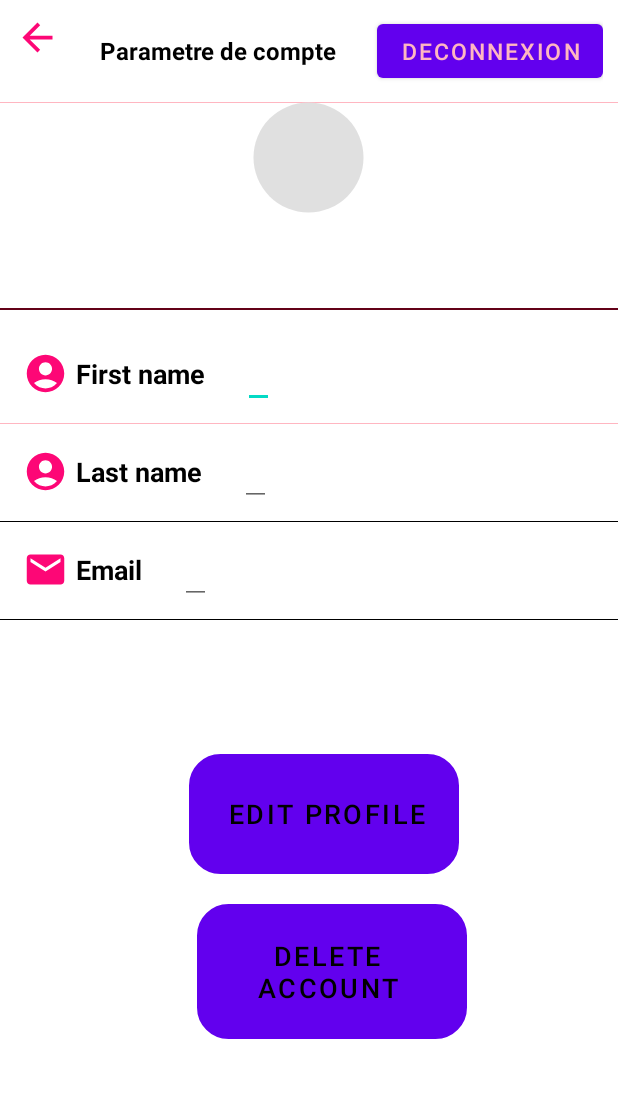
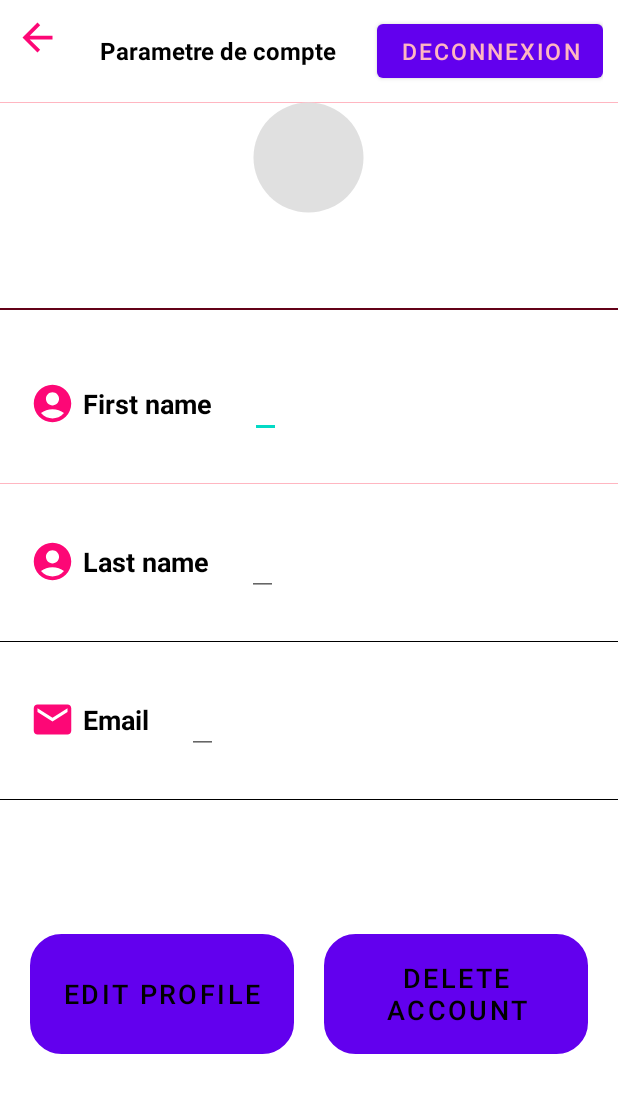
Before and after one commit to LDiaks01/World_Recipes, an Android app: the layout fragment_profile_fragment.xml on its own in the app's theme, with its tools: preview values and no code run, on a phone screen of 412 x 824 dp. Shown: the top 1093 px of the screen. Run offline under Robolectric (Android 15) with nearby library versions, the phone set to English and light mode, and no system bars; plain views replace CircularImageView.

Commit message:
----- Remake des pages de profil et d'ajout des recettes.
------- La langue s'adapte désormais en fonction de la langue du système .

```diff
--- a/app/build.gradle
+++ b/app/build.gradle
@@ -12,7 +12,7 @@ android {
 
     defaultConfig {
         applicationId "com.example.worldrecipes"
-        minSdk 21
+        minSdk 32
         targetSdk 33
         versionCode 1
         versionName "1.0"
--- a/app/src/main/AndroidManifest.xml
+++ b/app/src/main/AndroidManifest.xml
@@ -7,10 +7,15 @@
     <uses-permission android:name="android.permission.USE_FINGERPRINT" />
     <uses-permission android:name="android.permission.CAMERA" />
     <uses-permission android:name="android.permission.WRITE_EXTERNAL_STORAGE" />
+    <uses-permission android:name="android.permission.READ_EXTERNAL_STORAGE" />
     <uses-permission android:name="android.permission.INTERNET" />
     <uses-permission android:name="android.permission.ACCESS_NETWORK_STATE" />
     <uses-permission android:name="android.permission.VIBRATE" />
     <uses-permission android:name="android.permission.FOREGROUND_SERVICE" />
+
+    <uses-feature android:name="android.hardware.camera"
+        android:required="true" />
+
 
     <application
         android:allowBackup="true"
--- a/app/src/main/java/com/example/worldrecipes/FirstPage.java
+++ b/app/src/main/java/com/example/worldrecipes/FirstPage.java
@@ -38,7 +38,7 @@ LottieAnimationView lottieAnimationView;
                 @Override
                 public void run() {
 
-                    Intent intent = new Intent(getApplicationContext(), ChoixLangue.class);
+                    Intent intent = new Intent(getApplicationContext(), LoginActivity.class);
                     startActivity(intent);
                     finish();
 
--- a/app/src/main/res/layout/fragment_profile_fragment.xml
+++ b/app/src/main/res/layout/fragment_profile_fragment.xml
@@ -45,6 +45,7 @@
         android:orientation="horizontal"
         android:paddingLeft="15dp"
         android:paddingRight="15dp"
+        android:padding="20dp"
         android:layout_marginTop="20dp"
         android:gravity="center_vertical"
         android:layout_below="@+id/ll1"
@@ -93,8 +94,7 @@
         android:layout_width="match_parent"
         android:layout_height="wrap_content"
         android:orientation="horizontal"
-        android:paddingLeft="15dp"
-        android:paddingRight="15dp"
+        android:padding="20dp"
         android:layout_marginTop="20dp"
         android:gravity="center_vertical"
         android:layout_below="@+id/ll2"
@@ -141,8 +141,8 @@
         android:layout_width="match_parent"
         android:layout_height="wrap_content"
         android:orientation="horizontal"
-        android:paddingLeft="15dp"
-        android:paddingRight="15dp"
+        android:padding="20dp"
+
         android:layout_marginTop="20dp"
         android:gravity="center_vertical"
         android:layout_below="@+id/ll3"
@@ -190,38 +190,36 @@
         android:layout_height="wrap_content"
         android:layout_marginTop="100dp"
         android:gravity="center"
-        android:orientation="vertical"
+        android:orientation="horizontal"
         android:layout_below="@id/ll4">
 
         <Button
             android:id="@+id/modifier_profil"
-            android:layout_width="180dp"
+            android:layout_width="0dp"
             android:layout_height="80dp"
-            android:layout_marginStart="10dp"
-            android:layout_marginBottom="20dp"
+            android:layout_weight="1"
+            android:layout_marginStart="20dp"
+            android:layout_marginEnd="10dp"
             android:background="@drawable/edit_text_bg"
-            android:drawableStart="@drawable/ic_baseline_create_24"
-            android:gravity="center"
-            android:paddingStart="20dp"
             android:text="@string/modifierprofile"
             android:textColor="@color/black"
-            android:textSize="18sp" />
+            android:textSize="18sp"
+            android:elevation="2dp"/>
 
         <Button
             android:id="@+id/delete_account"
-            android:layout_width="180dp"
-            android:layout_height="90dp"
-            android:layout_marginStart="15dp"
+            android:layout_width="0dp"
+            android:layout_height="80dp"
+            android:layout_weight="1"
+            android:layout_marginStart="10dp"
+            android:layout_marginEnd="20dp"
             android:background="@drawable/edit_text_bg"
-            android:drawableStart="@drawable/ic_baseline_create_24"
-            android:gravity="center"
-            android:paddingStart="10dp"
             android:text="@string/supprimer"
             android:textColor="@color/black"
-
-
-            android:textSize="18sp" />
+            android:textSize="18sp"
+            android:elevation="2dp"/>
 
     </LinearLayout>
 
+
 </RelativeLayout>
```
Also changed, not shown: app/src/main/java/com/example/worldrecipes/fragments/Add_recipe_fragment.java (+42 -20 lines), app/src/main/res/layout/fragment_add_recipe_fragment.xml (+51 -30 lines), app/src/main/res/values/array.xml (+8 -8 lines). Lines whose indentation alone changed are shown as unchanged.
